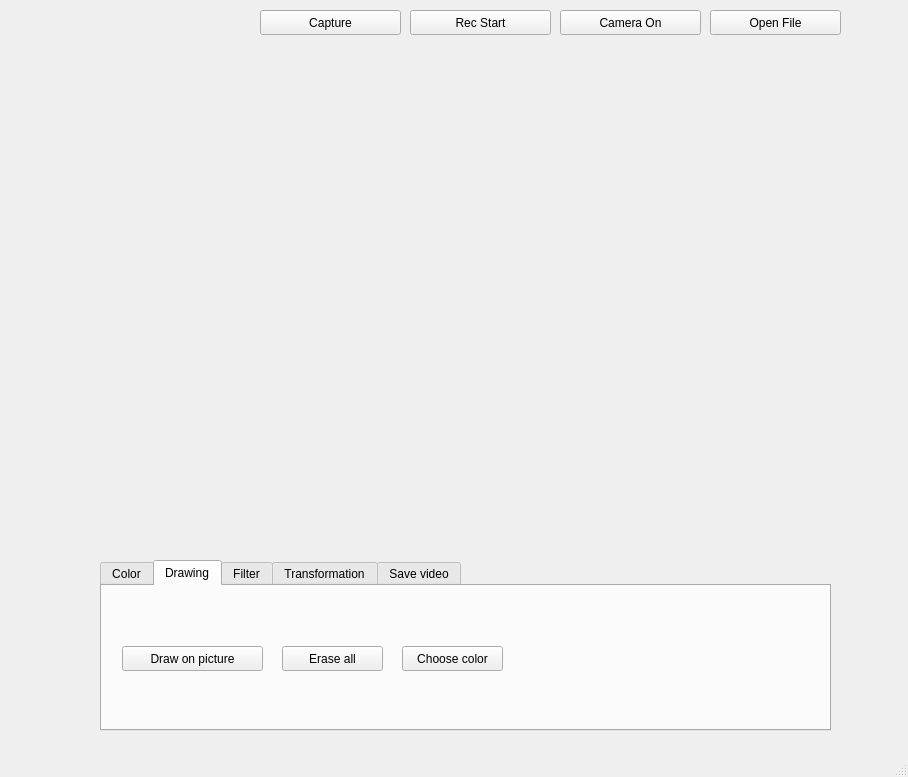
First picture: the form in Camera_app.ui, repository Pogajoa/PyQt, before the edit.
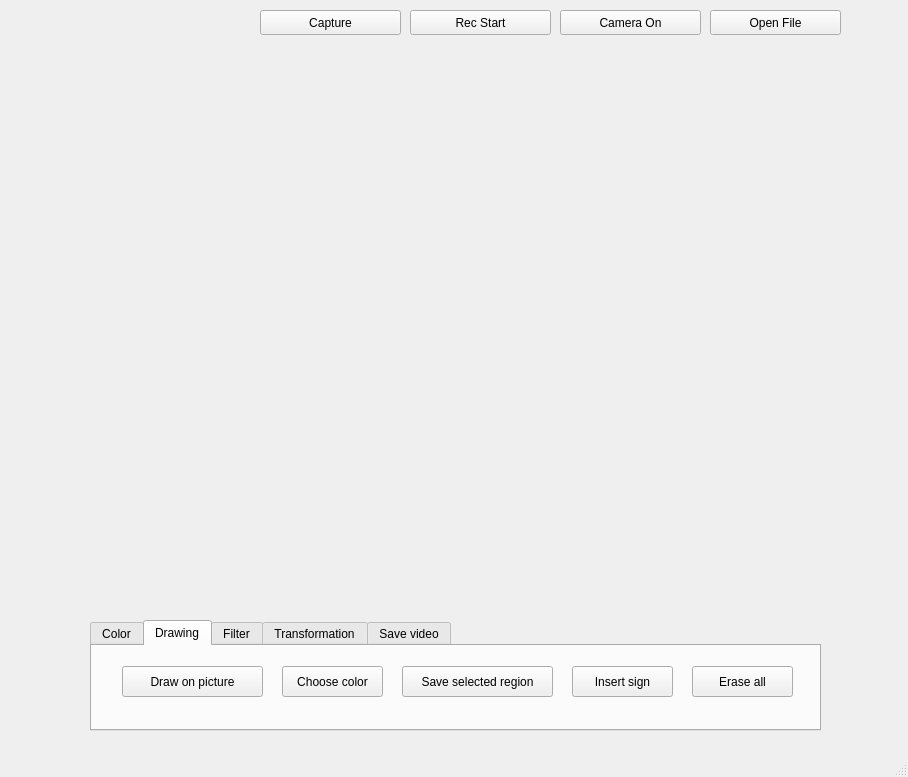
Second picture: the form after the edit.

Commit message: Camera app

Diff of the .ui file:
```diff
--- a/Camera_app.ui
+++ b/Camera_app.ui
@@ -82,10 +82,10 @@
    <widget class="QTabWidget" name="tabWidget">
     <property name="geometry">
      <rect>
-      <x>100</x>
-      <y>560</y>
+      <x>90</x>
+      <y>620</y>
       <width>731</width>
-      <height>171</height>
+      <height>111</height>
      </rect>
     </property>
     <property name="currentIndex">
@@ -259,10 +259,10 @@
      <widget class="QPushButton" name="drawColorBtn">
       <property name="geometry">
        <rect>
-        <x>300</x>
-        <y>60</y>
+        <x>190</x>
+        <y>20</y>
         <width>101</width>
-        <height>25</height>
+        <height>31</height>
        </rect>
       </property>
       <property name="text">
@@ -272,10 +272,10 @@
      <widget class="QPushButton" name="clearBtn">
       <property name="geometry">
        <rect>
-        <x>180</x>
-        <y>60</y>
+        <x>600</x>
+        <y>20</y>
         <width>101</width>
-        <height>25</height>
+        <height>31</height>
        </rect>
       </property>
       <property name="text">
@@ -285,16 +285,42 @@
      <widget class="QPushButton" name="btnDraw">
       <property name="geometry">
        <rect>
-        <x>20</x>
-        <y>60</y>
+        <x>30</x>
+        <y>20</y>
         <width>141</width>
-        <height>25</height>
+        <height>31</height>
        </rect>
       </property>
       <property name="text">
        <string>Draw on picture</string>
       </property>
      </widget>
+     <widget class="QPushButton" name="saveRectBtn">
+      <property name="geometry">
+       <rect>
+        <x>310</x>
+        <y>20</y>
+        <width>151</width>
+        <height>31</height>
+       </rect>
+      </property>
+      <property name="text">
+       <string>Save selected region</string>
+      </property>
+     </widget>
+     <widget class="QPushButton" name="insertBtn">
+      <property name="geometry">
+       <rect>
+        <x>480</x>
+        <y>20</y>
+        <width>101</width>
+        <height>31</height>
+       </rect>
+      </property>
+      <property name="text">
+       <string>Insert sign</string>
+      </property>
+     </widget>
     </widget>
     <widget class="QWidget" name="tab_3">
      <attribute name="title">
```
The commit also changes 4 other files.
